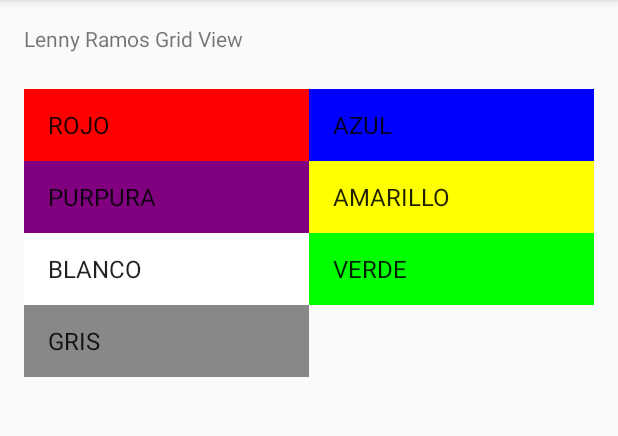
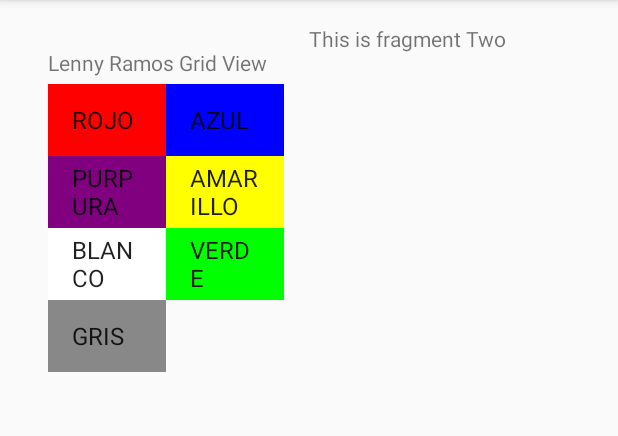
Before and after one commit to LennyRamos/ColorPicker, an Android app: the screen it shows after launch (MainActivity), on a phone screen of 412 x 824 dp, the part 84-520 px from its top. Run offline under Robolectric (Android 15) with nearby library versions, the phone set to English and light mode, and no system bars.

Commit message:
Now the color picker is fragments,  colors are in spanish

```diff
--- /dev/null
+++ b/app/src/main/java/edu/temple/colorpicker/BackgroundChangerFragment.java
@@ -0,0 +1,75 @@
+package edu.temple.colorpicker;
+
+import android.content.Context;
+import android.net.Uri;
+import android.os.Bundle;
+import android.app.Fragment;
+import android.view.LayoutInflater;
+import android.view.View;
+import android.view.ViewGroup;
+import android.widget.FrameLayout;
+import android.graphics.Color;
+
+public class BackgroundChangerFragment extends Fragment {
+    // TODO: Rename parameter arguments, choose names that match
+    // the fragment initialization parameters, e.g. ARG_ITEM_NUMBER
+    private static final String ARG_PARAM1 = "param1";
+    private static final String ARG_PARAM2 = "param2";
+
+    // TODO: Rename and change types of parameters
+    private String mParam1;
+    private String mParam2;
+
+    //private OnFragmentInteractionListener mListener;
+
+    //Needed so that i can change the color later
+    FrameLayout background;
+
+    public BackgroundChangerFragment() {
+        // Required empty public constructor
+    }
+
+    @Override
+    public View onCreateView(LayoutInflater inflater, ViewGroup container,
+                             Bundle savedInstanceState) {
+        View view = inflater.inflate(R.layout.fragment_background_changer, container, false);
+
+        background = (FrameLayout) view.findViewById(R.id.background_fragment);
+
+        // Inflate the layout for this fragment
+        return view;
+    }
+
+
+    //Public method needed to receive communication from parent activity
+    public void changeBackgroundColor(String color){
+        background.setBackgroundColor(Color.parseColor(color));
+    }
+
+//    @Override
+//    public void onAttach(Context context) {
+//        super.onAttach(context);
+//        if (context instanceof OnFragmentInteractionListener) {
+//            mListener = (OnFragmentInteractionListener) context;
+//        } else {
+//            throw new RuntimeException(context.toString()
+//                    + " must implement OnFragmentInteractionListener");
+//        }
+//    }
+
+
+    /**
+     * This interface must be implemented by activities that contain this
+     * fragment to allow an interaction in this fragment to be communicated
+     * to the activity and potentially other fragments contained in that
+     * activity.
+     * <p>
+     * See the Android Training lesson <a href=
+     * "http://developer.android.com/training/basics/fragments/communicating.html"
+     * >Communicating with Other Fragments</a> for more information.
+     */
+//    public interface OnFragmentInteractionListener {
+//        // TODO: Update argument type and name
+//        void onFragmentInteraction(Uri uri);
+//    }
+}
--- /dev/null
+++ b/app/src/main/java/edu/temple/colorpicker/ColorGridFragment.java
@@ -0,0 +1,83 @@
+package edu.temple.colorpicker;
+
+import android.app.Activity;
+import android.content.Context;
+import android.content.res.Resources;
+import android.net.Uri;
+import android.os.Bundle;
+import android.app.Fragment;
+import android.view.LayoutInflater;
+import android.view.View;
+import android.view.ViewGroup;
+import android.widget.AdapterView;
+import android.widget.GridView;
+
+public class ColorGridFragment extends Fragment {
+
+    ColorSenderInterface activity;
+    boolean flag = false;
+
+    public ColorGridFragment() {
+        // Required empty public constructor
+    }
+
+    @Override
+    public View onCreateView(LayoutInflater inflater, ViewGroup container,
+                             Bundle savedInstanceState) {
+
+        Resources colorRes = getResources();
+        final String[] actualColors = colorRes.getStringArray(R.array.actualColors);
+        final String[] spanishColors = colorRes.getStringArray(R.array.colors);
+
+
+        View view = inflater.inflate(R.layout.fragment_color_grid, container, false);
+        GridView gridBlock = (GridView) view.findViewById(R.id.grid);
+
+        CustomerAdapter adapter = new CustomerAdapter(view.getContext(), android.R.layout.simple_list_item_1, spanishColors);
+        gridBlock.setAdapter(adapter);
+
+        gridBlock.setOnItemClickListener(new AdapterView.OnItemClickListener() {
+            @Override
+            public void onItemClick(AdapterView<?> parent, View view, int position, long id) {
+                if(flag) {
+                    //Pass the string that was pressed on, to the other fragment.
+                    activity.passColor(actualColors[position]);
+                }
+                flag = true;
+            }
+
+        });
+
+
+        // Inflate the layout for this fragment
+        return view;
+    }
+
+
+    @Override
+    public void onAttach(Activity c) {
+        super.onAttach(c);
+        activity = (ColorSenderInterface) c;
+
+    }
+
+    @Override
+    public void onDetach(){
+        activity = null;
+        super.onDetach();
+    }
+
+    /**
+     * This interface must be implemented by activities that contain this
+     * fragment to allow an interaction in this fragment to be communicated
+     * to the activity and potentially other fragments contained in that
+     * activity.
+     * <p>
+     * See the Android Training lesson <a href=
+     * "http://developer.android.com/training/basics/fragments/communicating.html"
+     * >Communicating with Other Fragments</a> for more information.
+     */
+    public interface ColorSenderInterface {
+        public void passColor(String color);
+    }
+}
--- a/app/src/main/java/edu/temple/colorpicker/MainActivity.java
+++ b/app/src/main/java/edu/temple/colorpicker/MainActivity.java
@@ -8,48 +8,35 @@ import android.view.View;
 import android.widget.AdapterView;
 import android.widget.GridView;
 
-public class MainActivity extends Activity {
+public class MainActivity extends Activity implements ColorGridFragment.ColorSenderInterface {
 
+    BackgroundChangerFragment receiver;
     boolean flag = false;
 
     @Override
     protected void onCreate(Bundle savedInstanceState) {
         super.onCreate(savedInstanceState);
         setContentView(R.layout.activity_main);
-        Resources colorRes = getResources();
 
-        final GridView gridBlock = (GridView) findViewById(R.id.grid);
-        final View mainLayout = findViewById(R.id.activity_main);
+        //Need to add the fragments,by fragment managers
+        ColorGridFragment sender = new ColorGridFragment();
+        getFragmentManager()
+                .beginTransaction()
+                .add(R.id.frag1, sender)
+                .commit();
 
-
-        final String[] actualColors = colorRes.getStringArray(R.array.actualColors);
-        final String[] spanishColors = colorRes.getStringArray(R.array.colors);
-
-        CustomerAdapter adapter = new CustomerAdapter(this, android.R.layout.simple_list_item_1, spanishColors);
-        gridBlock.setAdapter(adapter);
-
-        gridBlock.setOnItemClickListener(new AdapterView.OnItemClickListener() {
-            @Override
-            public void onItemClick(AdapterView<?> parent, View view, int position, long id) {
-                if(flag) {
-                    //mainLayout.setBackgroundColor(Color.parseColor(((TextView) view).getText().toString()));
-
-                    //Stores the color which was selected as a string
-                    //String color = parent.getSelectedItem().toString();
-
-                    //Creates the intent from main activity to canvas activity
-                    Intent launchActivity = new Intent(MainActivity.this, CanvasActivity.class);
-
-                    //These line is what makes the new screen appear
-                    launchActivity.putExtra(getString(R.string.colorIntent), actualColors[position]);
-                    startActivity(launchActivity);
-
-                }
-                flag = true;
-            }
-
-        });
-
+        receiver = new BackgroundChangerFragment();
+        getFragmentManager()
+                .beginTransaction()
+                .add(R.id.frag2, receiver)
+                .commit();
 
     }
+
+    //Override interface
+    @Override
+public void passColor(String color){
+        receiver.changeBackgroundColor(color);
+
 }
+}
--- a/app/src/main/res/layout/activity_main.xml
+++ b/app/src/main/res/layout/activity_main.xml
@@ -1,27 +1,26 @@
 <?xml version="1.0" encoding="utf-8"?>
-<RelativeLayout xmlns:android="http://schemas.android.com/apk/res/android"
+<LinearLayout xmlns:android="http://schemas.android.com/apk/res/android"
     xmlns:tools="http://schemas.android.com/tools"
     android:id="@+id/activity_main"
     android:layout_width="match_parent"
     android:layout_height="match_parent"
+    android:orientation="horizontal"
     android:paddingBottom="@dimen/activity_vertical_margin"
     android:paddingLeft="@dimen/activity_horizontal_margin"
     android:paddingRight="@dimen/activity_horizontal_margin"
     android:paddingTop="@dimen/activity_vertical_margin"
     tools:context="edu.temple.colorpicker.MainActivity">
 
-    <TextView
-        android:layout_width="wrap_content"
-        android:layout_height="wrap_content"
-        android:text="Lenny Ramos Grid View"
-        android:id="@+id/textView" />
+    <FrameLayout
+        android:id="@+id/frag1"
+        android:layout_width="0dp"
+        android:layout_height="match_parent"
+        android:layout_weight=".5"/>
+    <FrameLayout
+        android:id="@+id/frag2"
+        android:layout_width="0dp"
+        android:layout_height="match_parent"
+        android:layout_weight=".5"/>
 
-    <GridView
-        android:id="@+id/grid"
-        android:numColumns="auto_fit"
-        android:layout_width="match_parent"
-        android:layout_height="match_parent"
-        android:layout_below="@+id/textView"
-        android:layout_centerHorizontal="true"
-        android:layout_marginTop="24dp" />
-</RelativeLayout>
+
+</LinearLayout>
--- /dev/null
+++ b/app/src/main/res/layout/fragment_background_changer.xml
@@ -0,0 +1,14 @@
+<FrameLayout xmlns:android="http://schemas.android.com/apk/res/android"
+    xmlns:tools="http://schemas.android.com/tools"
+    android:layout_width="match_parent"
+    android:layout_height="match_parent"
+    android:id="@+id/background_fragment"
+    tools:context="edu.temple.colorpicker.BackgroundChangerFragment">
+
+    <!-- TODO: Update blank fragment layout -->
+    <TextView
+        android:layout_width="match_parent"
+        android:layout_height="match_parent"
+        android:text="@string/hello_blank_fragment" />
+
+</FrameLayout>
--- /dev/null
+++ b/app/src/main/res/layout/fragment_color_grid.xml
@@ -0,0 +1,27 @@
+<?xml version="1.0" encoding="utf-8"?>
+<FrameLayout xmlns:android="http://schemas.android.com/apk/res/android"
+    xmlns:tools="http://schemas.android.com/tools"
+    android:id="@+id/color_grid_frag"
+    android:layout_width="match_parent"
+    android:layout_height="match_parent"
+    android:paddingBottom="@dimen/activity_vertical_margin"
+    android:paddingLeft="@dimen/activity_horizontal_margin"
+    android:paddingRight="@dimen/activity_horizontal_margin"
+    android:paddingTop="@dimen/activity_vertical_margin"
+    tools:context="edu.temple.colorpicker.MainActivity">
+
+    <TextView
+        android:layout_width="wrap_content"
+        android:layout_height="wrap_content"
+        android:text="@string/GridName"
+        android:id="@+id/textView" />
+
+    <GridView
+        android:id="@+id/grid"
+        android:numColumns="auto_fit"
+        android:layout_width="match_parent"
+        android:layout_height="match_parent"
+        android:layout_below="@+id/textView"
+        android:layout_centerHorizontal="true"
+        android:layout_marginTop="24dp" />
+</FrameLayout>
--- a/app/src/main/res/values/strings.xml
+++ b/app/src/main/res/values/strings.xml
@@ -24,4 +24,13 @@
         <item>GRIS</item>
 
     </string-array>
+
+    <!-- TODO: Remove or change this placeholder text -->
+    <string name="hello_blank_fragment">This is fragment Two</string>
+
+    <string name="GridName">Lenny Ramos Grid View</string>
+
+
+    <string name="frag1ID">frag1ID</string>
+    <string name="frag2ID">frag2ID</string>
 </resources>
```
